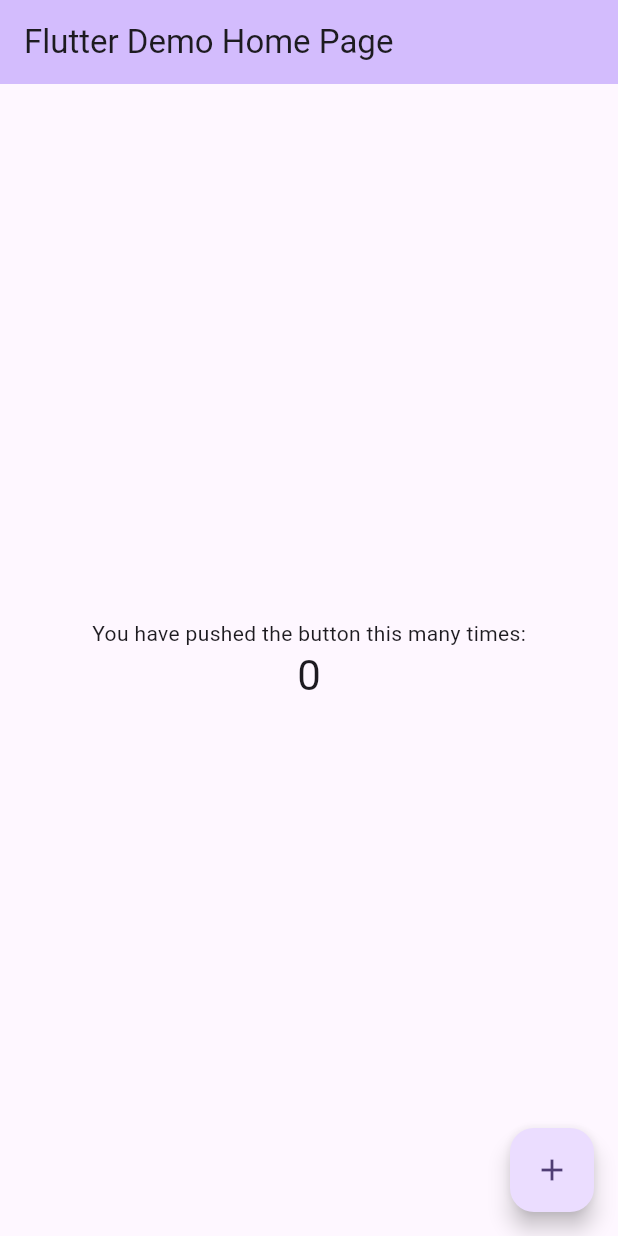
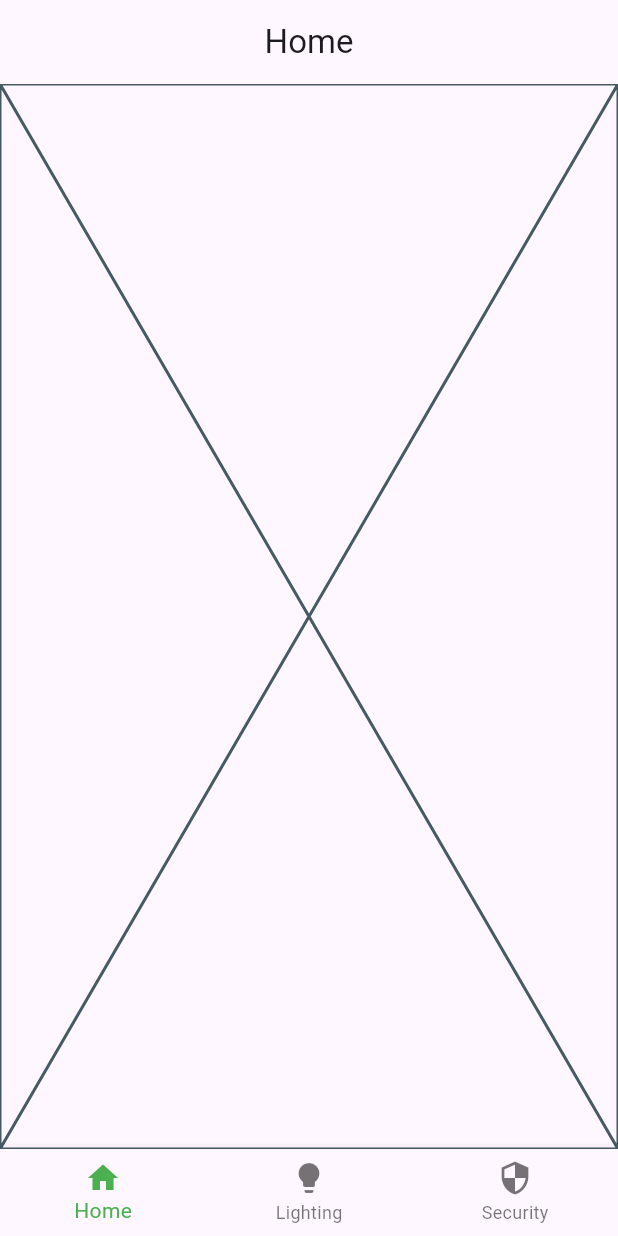
Before and after one commit to M7MEDpro/Projecto-Messio, a Flutter app: the screen it shows after launch, on a phone screen of 412 x 824 dp. Run offline on Flutter 3.47's test engine with Material 3 defaults, Android fonts, the phone set to English and light mode, and no system bars.

Commit message:
added the NavigationBa

```diff
--- a/MobileApp/lib/main.dart
+++ b/MobileApp/lib/main.dart
@@ -1,4 +1,5 @@
 import 'package:flutter/material.dart';
+import 'package:smart_homr/pages/NavigationBar.dart';
 
 void main() {
   runApp(const MyApp());
@@ -7,116 +8,17 @@ void main() {
 class MyApp extends StatelessWidget {
   const MyApp({super.key});
 
-  // This widget is the root of your application.
   @override
   Widget build(BuildContext context) {
     return MaterialApp(
-      title: 'Flutter Demo',
       theme: ThemeData(
-        // This is the theme of your application.
-        //
-        // TRY THIS: Try running your application with "flutter run". You'll see
-        // the application has a purple toolbar. Then, without quitting the app,
-        // try changing the seedColor in the colorScheme below to Colors.green
-        // and then invoke "hot reload" (save your changes or press the "hot
-        // reload" button in a Flutter-supported IDE, or press "r" if you used
-        // the command line to start the app).
-        //
-        // Notice that the counter didn't reset back to zero; the application
-        // state is not lost during the reload. To reset the state, use hot
-        // restart instead.
-        //
-        // This works for code too, not just values: Most code changes can be
-        // tested with just a hot reload.
-        colorScheme: .fromSeed(seedColor: Colors.deepPurple),
+        hoverColor: Colors.green.withOpacity(0.1),
+        splashColor: Colors.transparent,
+        highlightColor: Colors.transparent,
+
       ),
-      home: const MyHomePage(title: 'Flutter Demo Home Page'),
+      home: AppNavigationBar(),
     );
+
   }
 }
-
-class MyHomePage extends StatefulWidget {
-  const MyHomePage({super.key, required this.title});
-
-  // This widget is the home page of your application. It is stateful, meaning
-  // that it has a State object (defined below) that contains fields that affect
-  // how it looks.
-
-  // This class is the configuration for the state. It holds the values (in this
-  // case the title) provided by the parent (in this case the App widget) and
-  // used by the build method of the State. Fields in a Widget subclass are
-  // always marked "final".
-
-  final String title;
-
-  @override
-  State<MyHomePage> createState() => _MyHomePageState();
-}
-
-class _MyHomePageState extends State<MyHomePage> {
-  int _counter = 0;
-
-  void _incrementCounter() {
-    setState(() {
-      // This call to setState tells the Flutter framework that something has
-      // changed in this State, which causes it to rerun the build method below
-      // so that the display can reflect the updated values. If we changed
-      // _counter without calling setState(), then the build method would not be
-      // called again, and so nothing would appear to happen.
-      _counter++;
-    });
-  }
-
-  @override
-  Widget build(BuildContext context) {
-    // This method is rerun every time setState is called, for instance as done
-    // by the _incrementCounter method above.
-    //
-    // The Flutter framework has been optimized to make rerunning build methods
-    // fast, so that you can just rebuild anything that needs updating rather
-    // than having to individually change instances of widgets.
-    return Scaffold(
-      appBar: AppBar(
-        // TRY THIS: Try changing the color here to a specific color (to
-        // Colors.amber, perhaps?) and trigger a hot reload to see the AppBar
-        // change color while the other colors stay the same.
-        backgroundColor: Theme.of(context).colorScheme.inversePrimary,
-        // Here we take the value from the MyHomePage object that was created by
-        // the App.build method, and use it to set our appbar title.
-        title: Text(widget.title),
-      ),
-      body: Center(
-        // Center is a layout widget. It takes a single child and positions it
-        // in the middle of the parent.
-        child: Column(
-          // Column is also a layout widget. It takes a list of children and
-          // arranges them vertically. By default, it sizes itself to fit its
-          // children horizontally, and tries to be as tall as its parent.
-          //
-          // Column has various properties to control how it sizes itself and
-          // how it positions its children. Here we use mainAxisAlignment to
-          // center the children vertically; the main axis here is the vertical
-          // axis because Columns are vertical (the cross axis would be
-          // horizontal).
-          //
-          // TRY THIS: Invoke "debug painting" (choose the "Toggle Debug Paint"
-          // action in the IDE, or press "p" in the console), to see the
-          // wireframe for each widget.
-          mainAxisAlignment: .center,
-          children: [
-            const Text('You have pushed the button this many times:'),
-            Text(
-              '$_counter',
-              style: Theme.of(context).textTheme.headlineMedium,
-            ),
-          ],
-        ),
-      ),
-      floatingActionButton: FloatingActionButton(
-        onPressed: _incrementCounter,
-        tooltip: 'Increment',
-        child: const Icon(Icons.add),
-      ),
-    );
-  }
-}
--- /dev/null
+++ b/MobileApp/lib/pages/NavigationBar.dart
@@ -0,0 +1,45 @@
+import 'package:flutter/material.dart';
+import 'package:smart_homr/pages/security_page.dart';
+import 'home_page.dart';
+import 'lighting_Page.dart';
+
+class AppNavigationBar extends StatefulWidget {
+  const AppNavigationBar({super.key});
+
+  @override
+  State<AppNavigationBar> createState() => _AppNavigationBarState();
+}
+
+class _AppNavigationBarState extends State<AppNavigationBar> {
+
+  int _selectedIndex = 0;
+
+  void _navigateBottomBar(int index) {
+    setState(() {
+      _selectedIndex = index;
+    });
+  }
+
+  final List<Widget> _pages = [
+    HomePage(),
+    LightingPage(),
+    SecurityPage(),
+  ];
+
+  @override
+  Widget build(BuildContext context) {
+    return Scaffold(
+      body: _pages[_selectedIndex],
+      bottomNavigationBar: BottomNavigationBar(
+        currentIndex: _selectedIndex,
+        onTap: _navigateBottomBar,
+        items: const [
+          BottomNavigationBarItem(icon: Icon(Icons.home), label: "Home"),
+          BottomNavigationBarItem(icon: Icon(Icons.lightbulb), label: "Lighting"),
+          BottomNavigationBarItem(icon: Icon(Icons.security), label: "Security"),
+        ],selectedItemColor: Colors.green,
+
+      ),
+    );
+  }
+}
--- /dev/null
+++ b/MobileApp/lib/pages/home_page.dart
@@ -0,0 +1,21 @@
+import 'package:flutter/material.dart';
+
+class HomePage extends StatefulWidget {
+  const HomePage({super.key});
+
+  @override
+  State<HomePage> createState() => _HomePageState();
+}
+
+class _HomePageState extends State<HomePage> {
+  @override
+  Widget build(BuildContext context) {
+    return Scaffold(
+      appBar: AppBar(
+        title: const Text("Home"),
+        centerTitle: true,
+      ),
+      body: const Placeholder(),
+    );
+  }
+}
```
Also changed, not shown: MobileApp/lib/pages/lighting_Page.dart (added, +20 -0 lines), MobileApp/lib/pages/login_page.dart (added, +15 -0 lines), MobileApp/lib/pages/security_page.dart (added, +19 -0 lines).
